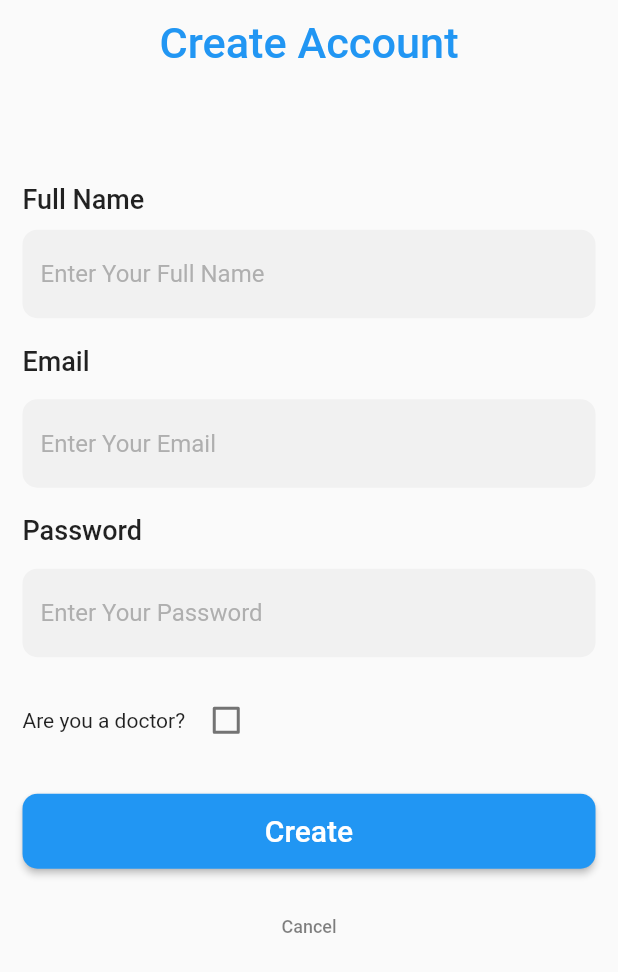
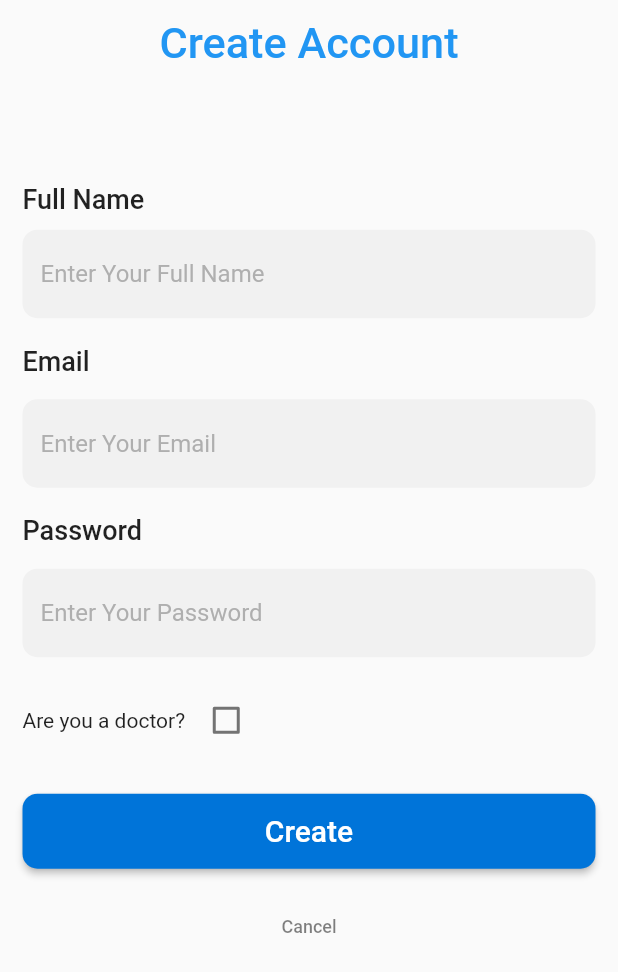
Before and after one commit to rahulvijay333/Doc-App, a Flutter app: the screen it shows after launch, after a tap on "Login", after a tap on "SignUp", on a phone screen of 412 x 824 dp. Shown: the top 972 px of the screen. Run offline on Flutter 3.47's test engine with Material 2 defaults, Android fonts, the phone set to English and light mode, and no system bars; our stand-ins replace bloc, dio, equatable, file_picker, flutter_bloc, flutter_secure_storage and 5 more; missing offline and left inert: razorpay_flutter, syncfusion_flutter_pdfviewer; accounts and stored records are empty; network calls fail.

Commit message:
app launcher icon updated and common color updated for few components

```diff
--- a/lib/core/color_constants.dart
+++ b/lib/core/color_constants.dart
@@ -42,6 +42,7 @@ final textfieldInputDecorationEmail = InputDecoration(
         borderSide: const BorderSide(color: Colors.transparent)));
 
 final loginButtonStyle = ButtonStyle(
+  backgroundColor: MaterialStateProperty.all<Color>(appBackGround),
   shape: MaterialStateProperty.all<OutlinedBorder>(
     RoundedRectangleBorder(
       borderRadius: BorderRadius.circular(10.0),
@@ -102,3 +103,6 @@ InputDecoration commonInputDecoration({
       counterText: '',
     );
   }
+
+
+var appBackGround =  Color.fromRGBO(0, 116, 217, 1);
--- a/lib/main.dart
+++ b/lib/main.dart
@@ -24,6 +24,7 @@ import 'package:appoint_medic/application/slot_operations/slot_operations_bloc.d
 import 'package:appoint_medic/application/speciality/speciality_bloc.dart';
 import 'package:appoint_medic/application/view_appointments_doctor/bloc/view_appointments_doct_side_bloc.dart';
 import 'package:appoint_medic/application/view_appointments_screen/bloc/view_appointments_patient_side_bloc.dart';
+import 'package:appoint_medic/core/color_constants.dart';
 import 'package:appoint_medic/domain/db/db_functions.dart';
 import 'package:appoint_medic/domain/db/db_model.dart';
 import 'package:appoint_medic/domain/token_storage/secure_storage.dart';
@@ -182,7 +183,17 @@ class MyApp extends StatelessWidget {
           )
         ],
         child:
-            MaterialApp(debugShowCheckedModeBanner: false, home: ScreenSplash()
+            MaterialApp(debugShowCheckedModeBanner: false,
+
+            theme: ThemeData(
+              elevatedButtonTheme: ElevatedButtonThemeData(
+
+                style: ButtonStyle(
+                  backgroundColor: MaterialStateProperty.all<Color>(appBackGround),
+                )
+              )
+            ),
+            home: ScreenSplash()
 
                 //
 
--- a/lib/presentation/login/screen_login.dart
+++ b/lib/presentation/login/screen_login.dart
@@ -66,7 +66,7 @@ class _ScreenLoginState extends State<ScreenLogin> {
     final size = MediaQuery.of(context).size;
     return SafeArea(
       child: Scaffold(
-        // backgroundColor: Colors.blue,
+
         body: Padding(
             padding: const EdgeInsets.all(0),
             child: Container(
@@ -77,11 +77,11 @@ class _ScreenLoginState extends State<ScreenLogin> {
                   Expanded(
                     child: Container(
                         height: size.height * 0.07,
-                        color: Colors.blue,
+                        color: appBackGround,
                         width: size.width,
                         child: const Center(
                           child: Text(
-                            'DocCure',
+                            'AppointMedic',
                             style: TextStyle(
                                 fontSize: 22,
                                 fontWeight: FontWeight.bold,
@@ -100,7 +100,7 @@ class _ScreenLoginState extends State<ScreenLogin> {
                           //---------------------------------------image + text
                           Container(
                             // height: size.height * 0.35,
-                            color: Colors.blue,
+                            color: appBackGround,
                             child: Column(
                               children: [
                                 const SizedBox(
@@ -214,6 +214,7 @@ class _ScreenLoginState extends State<ScreenLogin> {
                                           controller: passwordController,
                                           decoration:
                                               textfieldInputDecorationPassword),
+                                                 SizedBox(height: 5,),
                                       Row(
                                         mainAxisAlignment:
                                             MainAxisAlignment.spaceBetween,
@@ -229,6 +230,7 @@ class _ScreenLoginState extends State<ScreenLogin> {
                                                       : Colors.red),
                                             ),
                                           ),
+
                                           const Text(
                                             'Did you forget password ?',
                                             style: TextStyle(
--- a/lib/presentation/patient/main_page.dart
+++ b/lib/presentation/patient/main_page.dart
@@ -3,6 +3,7 @@ import 'dart:developer';
 import 'package:appoint_medic/application/Search/search_bloc.dart';
 import 'package:appoint_medic/application/navbar/navbar_bloc.dart';
 import 'package:appoint_medic/application/profile/profile_details_bloc.dart';
+import 'package:appoint_medic/core/color_constants.dart';
 import 'package:appoint_medic/domain/db/db_model.dart';
 import 'package:appoint_medic/presentation/patient/appointments/screen_appointments.dart';
 import 'package:appoint_medic/presentation/patient/home/screen_home.dart';
@@ -50,7 +51,7 @@ class ScreenMainPage extends StatelessWidget {
               bottom: 20,
               child: Container(
                 decoration: BoxDecoration(
-                    color: Colors.blue,
+                    color: appBackGround,
                     borderRadius: BorderRadius.circular(10)),
                 height: 50,
                 width: size.width * 0.8,
--- a/lib/presentation/patient/messages/screen_view_message.dart
+++ b/lib/presentation/patient/messages/screen_view_message.dart
@@ -3,6 +3,7 @@ import 'dart:developer';
 
 import 'package:appoint_medic/application/chat/create_chat/bloc/create_chat_bloc.dart';
 import 'package:appoint_medic/application/chat/see_messages/bloc/see_messages_bloc.dart';
+import 'package:appoint_medic/core/color_constants.dart';
 import 'package:appoint_medic/domain/response_models/new_message/new_chat_response/new_chat_response.dart';
 import 'package:appoint_medic/domain/token_storage/secure_storage.dart';
 import 'package:appoint_medic/main.dart';
@@ -93,7 +94,7 @@ class _ScreenViewMesgPatientState extends State<ScreenViewMesgPatient> {
             children: [
               //---------------------------------------------appbar
               Container(
-                color: Colors.blue,
+                color: appBackGround,
                 height: size.height * 0.08,
                 child: Center(
                   child: Row(
@@ -297,7 +298,7 @@ class _ScreenViewMesgPatientState extends State<ScreenViewMesgPatient> {
                               decoration: BoxDecoration(
                                   //color: Colors.blue,
                                   borderRadius: BorderRadius.circular(10),
-                                  border: Border.all(color: Colors.blue)),
+                                  border: Border.all(color: appBackGround)),
                               child: Padding(
                                 padding: const EdgeInsets.only(left: 8.0),
                                 child: TextFormField(
--- a/lib/presentation/splash/ScreenSplash.dart
+++ b/lib/presentation/splash/ScreenSplash.dart
@@ -88,7 +88,7 @@ class _ScreenSplashState extends State<ScreenSplash> {
           height: double.infinity,
           width: double.infinity,
           decoration: BoxDecoration(
-            color: Color.fromRGBO(0, 145, 255, 10),
+            color: Color.fromRGBO(0, 116, 217, 1),
           ),
           child: Column(
             mainAxisAlignment: MainAxisAlignment.center,
--- a/lib/presentation/splash/logo/logo.dart
+++ b/lib/presentation/splash/logo/logo.dart
@@ -33,7 +33,7 @@ class _FadeInContainerState extends State<FadeInContainer> {
         height: 200,
         decoration: const BoxDecoration(
           image: DecorationImage(
-            image: AssetImage('assets/app_logo_2.png'),
+            image: AssetImage('assets/app_new_logo.png'),
           ),
         ),
       ),
```
Also changed, not shown: lib/presentation/patient/home/screen_home.dart (+7 -6 lines), lib/presentation/patient/messages/screen_message.dart (+3 -27 lines), pubspec.yaml (+7 -0 lines), assets/1024.png (added), assets/app_new_logo.png (added), assets/play_store_512.png (added), pubspec.lock, 12 other files.
